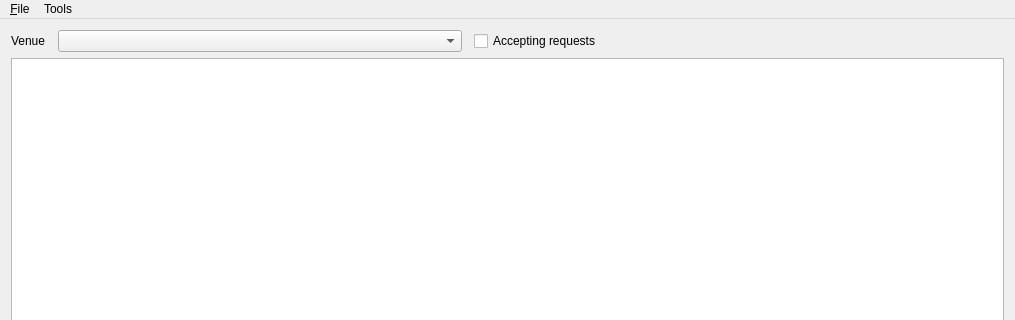
The window that songbookclient.ui (OpenKJ/SongbookAgent) describes before a commit, drawn with Qt 5; both pictures show x 0 to 1015 and y 0 to 320 of the 1015 by 503 pixel window.
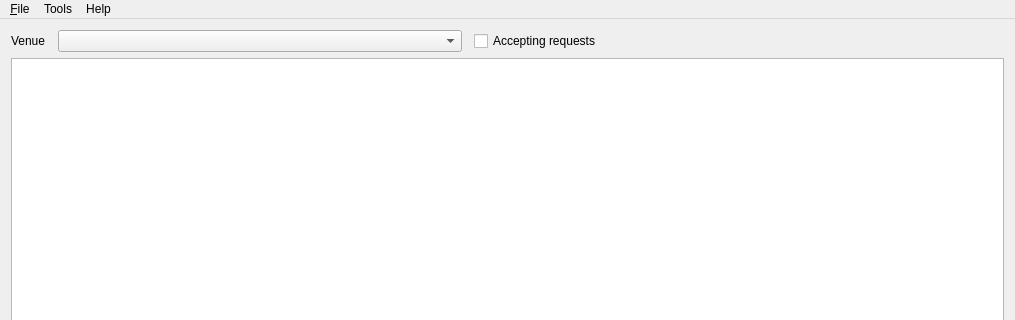
The same window after the commit. Icons and pictures are not drawn.

Commit message: Add about dlg.  Add copy and search functions to request items.  Add documentation menu item.

Patch:
```diff
--- a/songbookclient.ui
+++ b/songbookclient.ui
@@ -194,8 +194,16 @@
     <addaction name="actionSettings"/>
     <addaction name="actionUpdate_Songbook"/>
    </widget>
+   <widget class="QMenu" name="menuHelp">
+    <property name="title">
+     <string>Help</string>
+    </property>
+    <addaction name="actionDocumentation"/>
+    <addaction name="actionAbout"/>
+   </widget>
    <addaction name="menuFile"/>
    <addaction name="menuTools"/>
+   <addaction name="menuHelp"/>
   </widget>
   <action name="actionE_xit">
    <property name="text">
```
Left out of the diff: 10 changed lines with no effect on the pictures. The commit also changes 11 other files.
